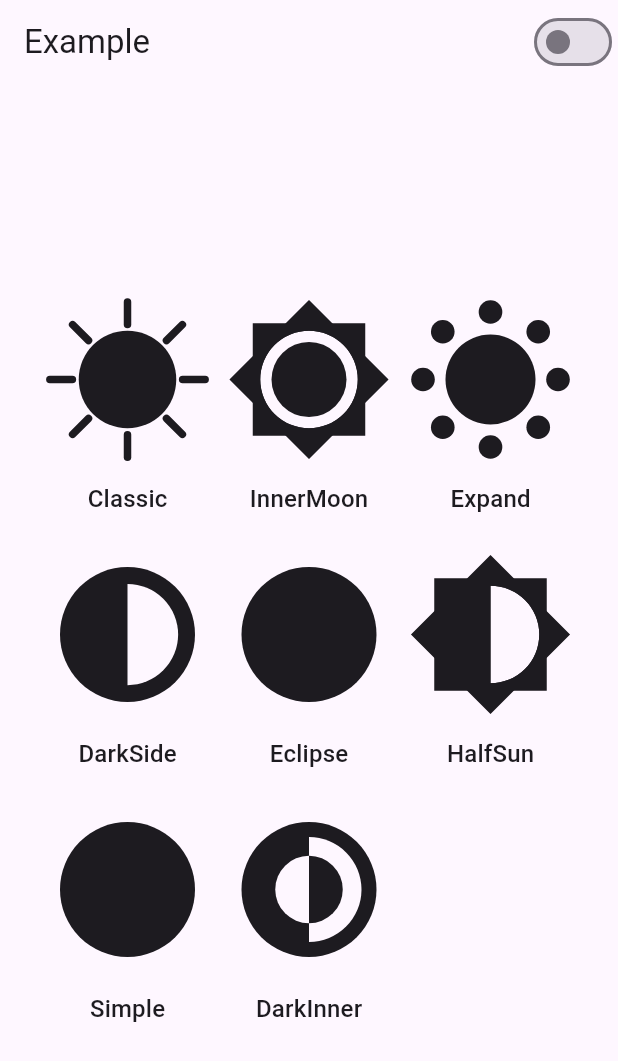
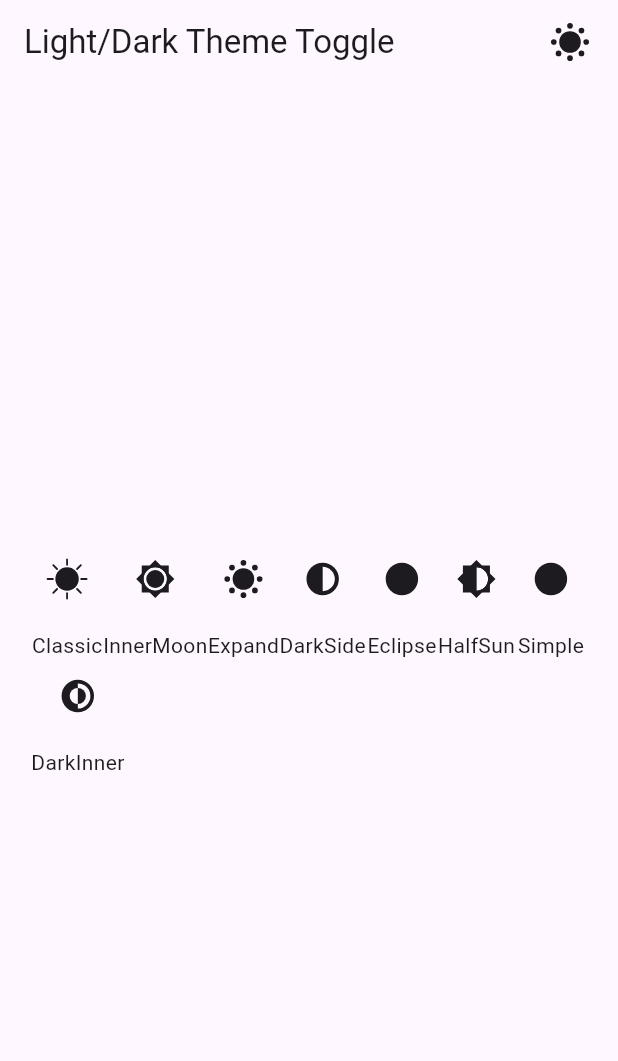
Before and after one commit to vchib1/LightDarkThemeToggle, a Flutter app: the screen it shows after launch, on a phone screen of 412 x 824 dp. Shown: the top 1061 px of the screen. Run offline on Flutter 3.47's test engine with Material 3 defaults, Android fonts, the phone set to English and light mode, and no system bars.

Commit message:
prepared for publishing

```diff
--- a/example/lib/main.dart
+++ b/example/lib/main.dart
@@ -1,9 +1,7 @@
 import 'package:flutter/material.dart';
 import 'package:light_dark_theme_toggle/light_dark_theme_toggle.dart';
 
-void main() {
-  runApp(const MyApp());
-}
+void main() => runApp(const MyApp());
 
 class MyApp extends StatefulWidget {
   const MyApp({super.key});
@@ -18,45 +16,48 @@ class _MyAppState extends State<MyApp> {
   @override
   Widget build(BuildContext context) {
     return MaterialApp(
-      title: 'Flutter Demo',
-      theme: false ? ThemeData.dark() : ThemeData.light(),
-      themeAnimationDuration: Duration(milliseconds: 300),
+      debugShowCheckedModeBanner: false,
+      theme: isDarkMode ? ThemeData.dark() : ThemeData.light(),
       home: Scaffold(
         appBar: AppBar(
-          title: const Text("Example"),
+          title: const Text('Light/Dark Theme Toggle'),
           actions: [
-            Switch(
+            Padding(
+              padding: const EdgeInsets.only(right: 8.0),
+              child: LightDarkThemeToggle(
                 value: isDarkMode,
-              onChanged: (value) => setState(() => isDarkMode = value),
+                onChanged: (value) {
+                  setState(() {
+                    isDarkMode = value;
+                  });
+                },
+              ),
             ),
           ],
         ),
         body: Center(
           child: Wrap(
-            spacing: 5,
-            runSpacing: 20,
-            children: ThemeIconType.values.map(
-              (e) {
+            children: ThemeIconType.values.map((iconType) {
               return Column(
                 spacing: 10,
+                mainAxisSize: MainAxisSize.min,
                 children: [
                   LightDarkThemeToggle(
-                      themeIconType: e,
                     value: isDarkMode,
-                      onChanged: (value) => setState(() => isDarkMode = value),
-                      configuration: LightDarkThemeToggleConfig(size: 100),
+                    themeIconType: iconType,
+                    onChanged: (value) {
+                      setState(() {
+                        isDarkMode = value;
+                      });
+                    },
                   ),
                   Text(
-                      e.name.substring(0, 1).toUpperCase() +
-                          e.name.substring(1),
-                      style: Theme.of(context).textTheme.titleMedium!.copyWith(
-                            color: Theme.of(context).colorScheme.onSurface,
-                          ),
+                    iconType.name.substring(0, 1).toUpperCase() +
+                        iconType.name.substring(1),
                   ),
                 ],
               );
-              },
-            ).toList(),
+            }).toList(),
           ),
         ),
       ),
--- a/lib/light_dark_theme_toggle.dart
+++ b/lib/light_dark_theme_toggle.dart
@@ -1,3 +1,2 @@
 export './src/light_dark_theme_toggle.dart';
 export './src/model/theme_icon_type.dart';
-export './src/model/configuration.dart';
--- a/lib/src/light_dark_theme_toggle.dart
+++ b/lib/src/light_dark_theme_toggle.dart
@@ -1,18 +1,35 @@
 import 'package:flutter/material.dart';
-import 'package:light_dark_theme_toggle/src/model/configuration.dart';
 import 'model/theme_icon_type.dart';
 import 'painters/painters.dart';
 
+/// The main widget for the [LightDarkThemeToggle]
+///
+///  * **size**: The size of the icon
+///  * **value**: The current value of the toggle
+///  * **onChanged**: Called when the toggle is pressed
+///  * **themeIconType**: The type of the icon to display
+///  * **color**: The color of the icon
+///  * **padding**: The padding of the icon
+///  * **tooltip**: The tooltip of the icon
+///  * **duration**: The duration of the animation
+///  * **reverseDuration**: The duration of the reverse animation
+///  * **curve**: The curve of the animation
+///  * **reverseCurve**: The curve of the reverse animation
+///
 class LightDarkThemeToggle extends StatefulWidget {
   const LightDarkThemeToggle({
     super.key,
+    this.size,
     required this.value,
     required this.onChanged,
-    this.themeIconType = ThemeIconType.halfSun,
-    this.configuration = const LightDarkThemeToggleConfig(),
+    this.themeIconType = ThemeIconType.expand,
     this.color,
     this.padding,
     this.tooltip,
+    this.duration = const Duration(milliseconds: 750),
+    this.reverseDuration = const Duration(milliseconds: 750),
+    this.curve = Curves.easeOutBack,
+    this.reverseCurve = Curves.easeOutBack,
   });
 
   /// The current value of the toggle
@@ -29,17 +46,12 @@ class LightDarkThemeToggle extends StatefulWidget {
 
   /// The type of the icon to display
   ///
-  /// Defaults to [ThemeIconType.halfSun]
+  /// Defaults to [ThemeIconType.expand]
   final ThemeIconType themeIconType;
-
-  /// The configuration of the toggle
-  ///
-  /// Defaults to [LightDarkThemeToggleConfig()]
-  final LightDarkThemeToggleConfig configuration;
 
   /// The color of the icon
   ///
-  /// Defaults to [Brightness == dark ? Colors.white : Colors.black]
+  /// Defaults to [Theme.of(context).colorScheme.onSurface]
   final Color? color;
 
   /// The tooltip of the icon
@@ -51,6 +63,31 @@ class LightDarkThemeToggle extends StatefulWidget {
   ///
   /// Defaults to [null]
   final EdgeInsetsGeometry? padding;
+
+  /// The duration of the animation.
+  ///
+  /// Defaults to [Duration(milliseconds: 750)].
+  final Duration duration;
+
+  /// The duration of the reverse animation.
+  ///
+  /// Defaults to [Duration(milliseconds: 750)].
+  final Duration reverseDuration;
+
+  /// The curve of the animation.
+  ///
+  /// Defaults to [Curves.easeInOutCubic].
+  final Curve curve;
+
+  /// The curve of the reverse animation.
+  ///
+  /// Defaults to [Curves.easeInOutCubic].
+  final Curve reverseCurve;
+
+  /// The size of the icon.
+  ///
+  /// Defaults to [IconTheme.size ?? 24.0].
+  final double? size;
 
   @override
   State<LightDarkThemeToggle> createState() => _LightDarkThemeToggleState();
@@ -66,14 +103,14 @@ class _LightDarkThemeToggleState extends State<LightDarkThemeToggle>
     super.initState();
     _controller = AnimationController(
       vsync: this,
-      duration: widget.configuration.duration,
-      reverseDuration: widget.configuration.reverseDuration,
+      duration: widget.duration,
+      reverseDuration: widget.reverseDuration,
     );
 
     _animation = CurvedAnimation(
       parent: _controller,
-      curve: widget.configuration.curve,
-      reverseCurve: widget.configuration.reverseCurve,
+      curve: widget.curve,
+      reverseCurve: widget.reverseCurve,
     );
 
     _controller.value = widget.value ? 1 : 0;
@@ -83,14 +120,9 @@ class _LightDarkThemeToggleState extends State<LightDarkThemeToggle>
   void didUpdateWidget(LightDarkThemeToggle oldWidget) {
     super.didUpdateWidget(oldWidget);
 
-    // If the value has changed
-    // start the animation
+    // If the value has changed, start the animation
     if (widget.value != oldWidget.value) {
-      if (widget.value) {
-        _controller.forward();
-      } else {
-        _controller.reverse();
-      }
+      widget.value ? _controller.forward() : _controller.reverse();
     }
   }
 
@@ -103,16 +135,14 @@ class _LightDarkThemeToggleState extends State<LightDarkThemeToggle>
   @override
   Widget build(BuildContext context) {
     final iconTheme = Theme.of(context).iconTheme;
-    final size = widget.configuration.size ?? (iconTheme.size ?? 24);
+    final size = widget.size ?? (iconTheme.size ?? 24);
     final color = widget.color ?? Theme.of(context).colorScheme.onSurface;
 
     return IconButton(
-      onPressed: () {
-        widget.onChanged(!widget.value);
-      },
-      iconSize: size,
+      onPressed: () => widget.onChanged(!widget.value),
       tooltip: widget.tooltip,
       padding: widget.padding,
+      alignment: Alignment.center,
       icon: CustomPaint(
         size: Size.square(size),
         painter: switch (widget.themeIconType) {
--- a/lib/src/model/configuration.dart
+++ /dev/null
@@ -1,60 +0,0 @@
-import 'package:flutter/material.dart';
-
-/// The configuration for the [LightDarkThemeToggle].
-///
-///  Defaults to [LightDarkThemeToggleConfig]
-///   * duration: [Duration(milliseconds: 750)]
-///   * reverseDuration: [Duration(milliseconds: 750)]
-///   * curve: [Curves.easeInOutCubic]
-///   * reverseCurve: [Curves.easeInOutCubic]
-///   * size: [24.0]
-class LightDarkThemeToggleConfig {
-  /// The duration of the animation.
-  ///
-  /// Defaults to [Duration(milliseconds: 750)].
-  final Duration duration;
-
-  /// The duration of the reverse animation.
-  ///
-  /// Defaults to [Duration(milliseconds: 750)].
-  final Duration reverseDuration;
-
-  /// The curve of the animation.
-  ///
-  /// Defaults to [Curves.easeInOutCubic].
-  final Curve curve;
-
-  /// The curve of the reverse animation.
-  ///
-  /// Defaults to [Curves.easeInOutCubic].
-  final Curve reverseCurve;
-
-  /// The size of the icon.
-  ///
-  /// Defaults to [24.0].
-  final double? size;
-
-  const LightDarkThemeToggleConfig({
-    this.duration = const Duration(milliseconds: 750),
-    this.reverseDuration = const Duration(milliseconds: 750),
-    this.curve = Curves.easeOutBack,
-    this.reverseCurve = Curves.easeOutBack,
-    this.size,
-  }) : assert(size == null || size > 0, 'Size must be null or greater than 0');
-
-  LightDarkThemeToggleConfig copyWith({
-    Duration? duration,
-    Duration? reverseDuration,
-    Curve? curve,
-    Curve? reverseCurve,
-    double? size,
-  }) {
-    return LightDarkThemeToggleConfig(
-      duration: duration ?? this.duration,
-      reverseDuration: reverseDuration ?? this.reverseDuration,
-      curve: curve ?? this.curve,
-      reverseCurve: reverseCurve ?? this.reverseCurve,
-      size: size ?? this.size,
-    );
-  }
-}
--- a/lib/src/painters/dark_inner_painter.dart
+++ b/lib/src/painters/dark_inner_painter.dart
@@ -20,6 +20,7 @@ class DarkInnerPainter extends CustomPainter {
 
     final paint = Paint()
       ..color = color
+      ..isAntiAlias = true
       ..style = PaintingStyle.fill;
 
     final mainRadius = width / 2 * .90;
--- a/lib/src/painters/dark_side_painter.dart
+++ b/lib/src/painters/dark_side_painter.dart
@@ -20,10 +20,11 @@ class DarkSidePainter extends CustomPainter {
     // Outer circle paint
     final outerPaint = Paint()
       ..color = color
+      ..isAntiAlias = true
       ..style = PaintingStyle.fill;
 
     // Arc paint (transparent)
-    final clearPaint = Paint()..blendMode = BlendMode.clear;
+    final clearPaint = Paint()..isAntiAlias = true..blendMode = BlendMode.clear;
 
     // Save layer for clipping effect
     canvas.saveLayer(Rect.fromLTWH(0, 0, size.width, size.height), Paint());
--- a/lib/src/painters/eclipse_painter.dart
+++ b/lib/src/painters/eclipse_painter.dart
@@ -18,6 +18,7 @@ class EclipsePainter extends CustomPainter {
 
     final paint = Paint()
       ..color = color
+      ..isAntiAlias = true
       ..style = PaintingStyle.fill;
 
     // Save layer for clipping effect
@@ -27,7 +28,7 @@ class EclipsePainter extends CustomPainter {
     canvas.drawCircle(center, radius, paint);
 
     // Create paint for the eclipse (transparent)
-    final eclipseCircle = Paint()..blendMode = BlendMode.clear;
+    final eclipseCircle = Paint()..isAntiAlias = true..blendMode = BlendMode.clear;
 
     // Move the eclipse circle from the right to the center
     double translateX = size.width + (animation.value * -size.width);
@@ -44,6 +45,7 @@ class EclipsePainter extends CustomPainter {
 
   @override
   bool shouldRepaint(covariant EclipsePainter oldDelegate) {
-    return animation.value != oldDelegate.animation.value || color != oldDelegate.color;
+    return animation.value != oldDelegate.animation.value ||
+        color != oldDelegate.color;
   }
 }
--- a/lib/src/painters/expand_painter.dart
+++ b/lib/src/painters/expand_painter.dart
@@ -19,7 +19,7 @@ class ExpandPainter extends CustomPainter {
     final center = Offset(size.width / 2, size.height / 2);
 
     final paint = Paint()
-      ..color = color
+      ..color = color..isAntiAlias = true
       ..style = PaintingStyle.fill;
 
     final radius = size.width / 2;
@@ -50,7 +50,7 @@ class ExpandPainter extends CustomPainter {
     canvas.drawCircle(center, mainCircleRadius, paint);
 
     // Create paint for the eclipse (transparent)
-    final eclipsePaint = Paint()..blendMode = BlendMode.clear;
+    final eclipsePaint = Paint()..isAntiAlias = true..blendMode = BlendMode.clear;
 
     // Move the eclipse circle from the right to the center
     double translateX = size.width + (progress * -size.width * .75);
--- a/lib/src/painters/halfsun_painter.dart
+++ b/lib/src/painters/halfsun_painter.dart
@@ -30,7 +30,7 @@ class HalfSunPainter extends CustomPainter {
       height: height * 0.75,
     );
     final paint = Paint()
-      ..color = color
+      ..color = color..isAntiAlias = true
       ..style = PaintingStyle.fill;
 
     final arcRect = Rect.fromCenter(
--- a/lib/src/painters/inner_moon_painter.dart
+++ b/lib/src/painters/inner_moon_painter.dart
@@ -15,7 +15,7 @@ class InnerMoonPainter extends CustomPainter {
   @override
   void paint(Canvas canvas, Size size) {
     final paint = Paint()
-      ..color = color
+      ..color = color..isAntiAlias = true
       ..style = PaintingStyle.fill;
 
     final (height, width) = (size.height, size.width);
--- a/lib/src/painters/simple_painter.dart
+++ b/lib/src/painters/simple_painter.dart
@@ -20,7 +20,7 @@ class SimplePainter extends CustomPainter {
     final eclipseRadius = radius * 0.8;
 
     final paint = Paint()
-      ..color = color
+      ..color = color..isAntiAlias = true
       ..style = PaintingStyle.fill;
 
     // Save layer for clipping effect
@@ -30,7 +30,7 @@ class SimplePainter extends CustomPainter {
     canvas.drawCircle(center, radius, paint);
 
     // Create paint for the eclipse (transparent)
-    final eclipsePaint = Paint()..blendMode = BlendMode.clear;
+    final eclipsePaint = Paint()..isAntiAlias = true..blendMode = BlendMode.clear;
 
     // Move the eclipse circle from the right to the center
     double translateX = size.width + (progress * -size.width * .80);
```
Also changed, not shown: lib/src/painters/classic_painter.dart (+5 -4 lines), lib/src/painters/within_painter.dart (+6 -2 lines), pubspec.yaml (+15 -40 lines), example/pubspec.lock, 126 other files. Lines whose indentation alone changed are shown as unchanged.
